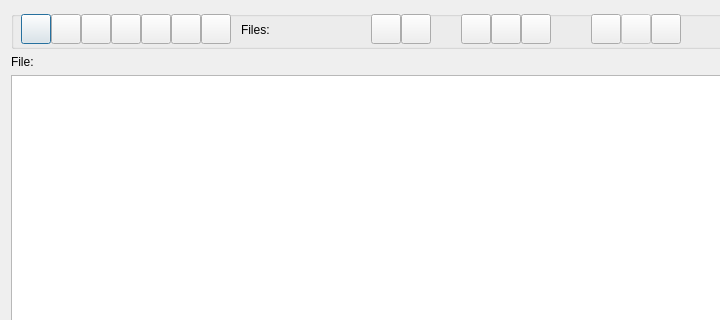
Qt form src/GUI_UIs/ui_dialog_manage_files.ui (ccbogel/QualCoder) before a commit; both pictures show x 0 to 720 and y 0 to 320 of the 805 by 538 pixel window.
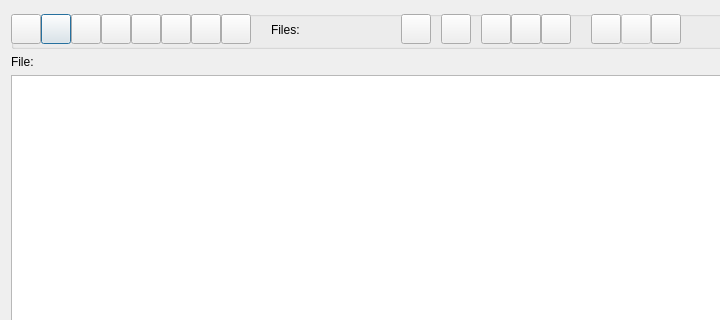
The same form after that commit.

Commit message: Added button for pseudonymisation

What changed in the file:
```diff
--- a/src/GUI_UIs/ui_dialog_manage_files.ui
+++ b/src/GUI_UIs/ui_dialog_manage_files.ui
@@ -34,7 +34,7 @@
      <widget class="QPushButton" name="pushButton_view">
       <property name="geometry">
        <rect>
-        <x>10</x>
+        <x>30</x>
         <y>3</y>
         <width>30</width>
         <height>30</height>
@@ -50,7 +50,7 @@
      <widget class="QPushButton" name="pushButton_create">
       <property name="geometry">
        <rect>
-        <x>100</x>
+        <x>120</x>
         <y>3</y>
         <width>30</width>
         <height>30</height>
@@ -66,7 +66,7 @@
      <widget class="QPushButton" name="pushButton_export">
       <property name="geometry">
        <rect>
-        <x>390</x>
+        <x>430</x>
         <y>3</y>
         <width>30</width>
         <height>30</height>
@@ -100,7 +100,7 @@
      <widget class="QPushButton" name="pushButton_import">
       <property name="geometry">
        <rect>
-        <x>40</x>
+        <x>60</x>
         <y>3</y>
         <width>30</width>
         <height>30</height>
@@ -116,7 +116,7 @@
      <widget class="QPushButton" name="pushButton_add_attribute">
       <property name="geometry">
        <rect>
-        <x>190</x>
+        <x>210</x>
         <y>3</y>
         <width>30</width>
         <height>30</height>
@@ -132,7 +132,7 @@
      <widget class="QPushButton" name="pushButton_link">
       <property name="geometry">
        <rect>
-        <x>70</x>
+        <x>90</x>
         <y>3</y>
         <width>30</width>
         <height>30</height>
@@ -148,7 +148,7 @@
      <widget class="QPushButton" name="pushButton_import_from_linked">
       <property name="geometry">
        <rect>
-        <x>130</x>
+        <x>150</x>
         <y>3</y>
         <width>30</width>
         <height>30</height>
@@ -164,7 +164,7 @@
      <widget class="QPushButton" name="pushButton_export_to_linked">
       <property name="geometry">
        <rect>
-        <x>160</x>
+        <x>180</x>
         <y>3</y>
         <width>30</width>
         <height>30</height>
@@ -181,7 +181,7 @@
      <widget class="QPushButton" name="pushButton_export_attributes">
       <property name="geometry">
        <rect>
-        <x>360</x>
+        <x>390</x>
         <y>3</y>
         <width>30</width>
         <height>30</height>
@@ -213,7 +213,7 @@
      <widget class="QLabel" name="label_fcount">
       <property name="geometry">
        <rect>
-        <x>230</x>
+        <x>260</x>
         <y>6</y>
         <width>121</width>
         <height>26</height>
@@ -261,7 +261,7 @@
      <widget class="QPushButton" name="pushButton_display_save">
       <property name="geometry">
        <rect>
-        <x>480</x>
+        <x>500</x>
         <y>3</y>
         <width>30</width>
         <height>30</height>
@@ -277,7 +277,7 @@
      <widget class="QPushButton" name="pushButton_display_load">
       <property name="geometry">
        <rect>
-        <x>450</x>
+        <x>470</x>
         <y>3</y>
         <width>30</width>
         <height>30</height>
@@ -293,7 +293,7 @@
      <widget class="QPushButton" name="pushButton_display_delete">
       <property name="geometry">
        <rect>
-        <x>510</x>
+        <x>530</x>
         <y>3</y>
         <width>30</width>
         <height>30</height>
@@ -306,6 +306,32 @@
        <string/>
       </property>
      </widget>
+     <widget class="QPushButton" name="pushButton_pseudonyms">
+      <property name="geometry">
+       <rect>
+        <x>0</x>
+        <y>3</y>
+        <width>30</width>
+        <height>30</height>
+       </rect>
+      </property>
+      <property name="toolTip">
+       <string>Pseudonymisation (data de-identfication)
+Before importing text files, create a list of names or phrases to be replaced.
+Applies to these files: docx, epub, htm, html, md, rtf, odt, txt, survey imports of qualitative columns.
+Pseudonym replacements are case sensitive. 
+So separate entries would be needed for Tom and TOM.
+
+Does not work with PDF files. Instead extract the plain text and only import the plain text of the PDF.
+
+The pseudonyms are stored in the qda data folder as pseudonyms.json
+After all text files are imported, remove this file from the project folder and store it securely.
+</string>
+      </property>
+      <property name="text">
+       <string/>
+      </property>
+     </widget>
     </widget>
    </item>
    <item row="3" column="0">
```
